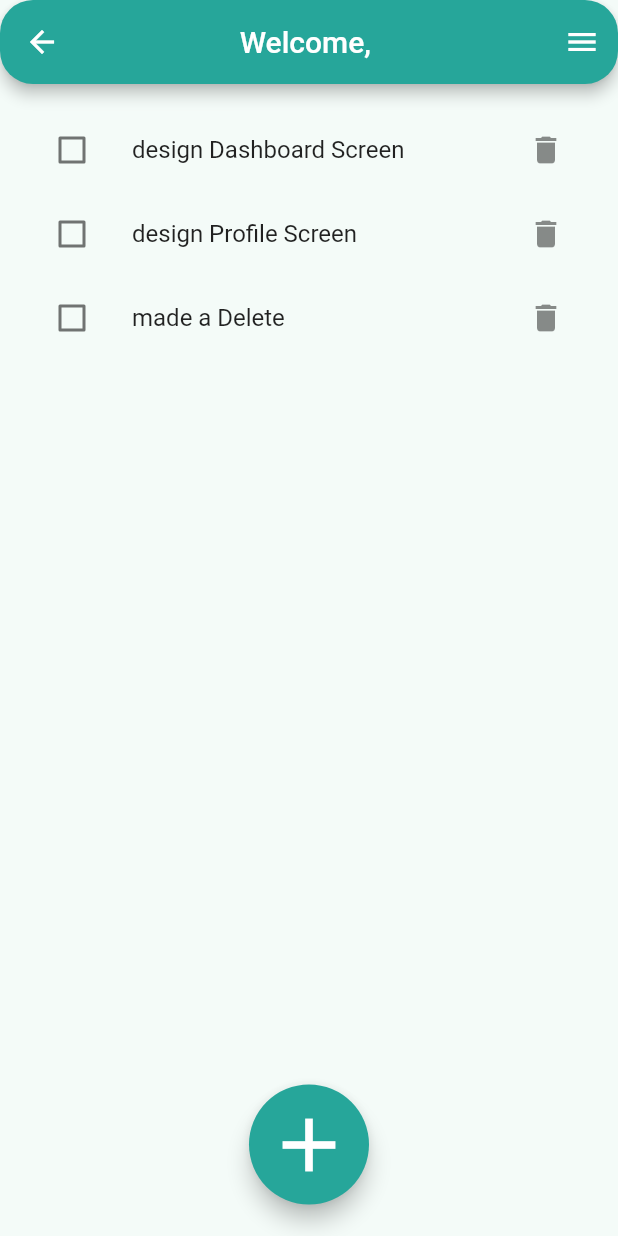
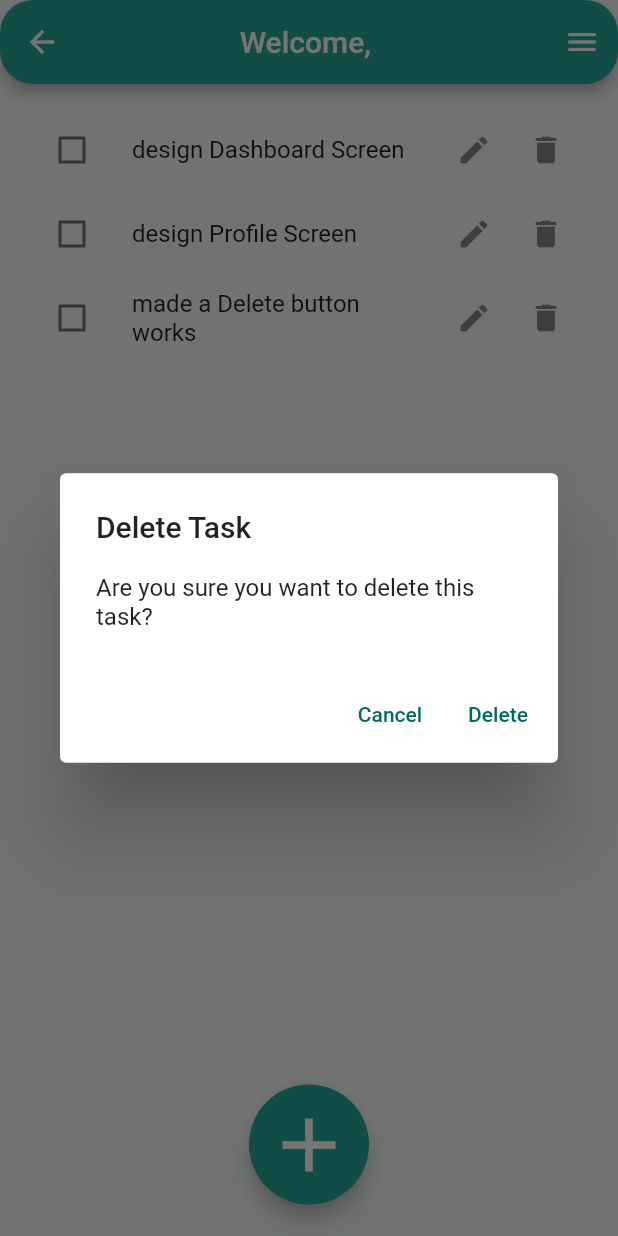
Before and after one commit to MayarALiP/tasks_organizer, a Flutter app: the MyTasksHome screen opened directly with empty values, after a tap on the "delete" icon, on a phone screen of 412 x 824 dp. Run offline on Flutter 3.47's test engine with Material 2 defaults, Android fonts, the phone set to English and light mode, and no system bars; our stand-ins replace shared_preferences; accounts and stored records are empty.

Commit message:
Final , but Editing problem

```diff
--- a/lib/model/task.dart
+++ b/lib/model/task.dart
@@ -1,5 +1,3 @@
-
-
 class Task{
   late final String name;
   late bool isDone ;
--- a/lib/model/task_data.dart
+++ b/lib/model/task_data.dart
@@ -1,16 +1,45 @@
+import 'dart:collection';
 import 'package:flutter/material.dart';
 import 'package:tasks_organizer/model/task.dart';
 
 class TaskData extends ChangeNotifier {
 
-  List<Task> tasks = [
+  // I made it a privet data to force myself not to access tasks.add or tasks.remove
+  // without the provider Listener !!
+  final List<Task> _tasks = [
     Task(name: "design Dashboard Screen"),
     Task(name: "design Profile Screen"),
-    Task(name: "made a Delete "),
+    Task(name: "made a Delete button works "),
   ];
 
+  UnmodifiableListView<Task> get tasks => UnmodifiableListView(_tasks);
+
   int get tasksCount {
-    return tasks.length ;
+    return _tasks.length ;
+  }
 
+  void addNewTask( String newTaskTitle) {
+    final task =Task(name: newTaskTitle);
+    _tasks.add(task);
+    notifyListeners();
   }
+
+  void taskStatus (Task task){
+    task.toggleDone();
+    notifyListeners();
+
 }
+
+  void taskDeleting (Task task) {
+    _tasks.remove(task);
+    notifyListeners();
+  }
+
+  void taskEditing(Task task, String newTitle) {
+     final index = _tasks.indexOf(task);
+    // if (index != -1) {
+      _tasks[index].name = newTitle;
+      notifyListeners();
+    }
+
+}
--- a/lib/my_costume_widgets/task_tile.dart
+++ b/lib/my_costume_widgets/task_tile.dart
@@ -1,34 +1,48 @@
 import 'package:flutter/material.dart';
 
 class TaskTile extends StatelessWidget {
- final  bool isChecked ;
- final String taskTitle ;
- final Function(bool?) checkboxCallback;
+  final bool isChecked;
+  final String taskTitle;
+  final Function(bool?) checkboxCallback;
+  final Function deleteTask;
+  final Function editTask;
 
- const TaskTile({required this.taskTitle,
-   required this.isChecked,
-   required this.checkboxCallback ,
-   super.key
- });
+  const TaskTile({
+    required this.taskTitle,
+    required this.isChecked,
+    required this.checkboxCallback,
+    required this.deleteTask,
+    required this.editTask,
+    super.key});
 
   @override
   Widget build(BuildContext context) {
     return ListTile(
       leading: Checkbox(
         activeColor: Colors.teal[400],
-        value: isChecked ,
-        onChanged:checkboxCallback,
-
+        value: isChecked,
+        onChanged: checkboxCallback,
       ),
-      title: Text(taskTitle,
+      title: Text(
+        taskTitle,
         style: TextStyle(
           decoration: isChecked ? TextDecoration.lineThrough : null,
         ),
       ),
-      trailing: IconButton(
-        icon: const Icon(Icons.delete),
-        onPressed: () {},
-      ),
+      trailing: Row(mainAxisSize: MainAxisSize.min, children: [
+        IconButton(
+          icon: const Icon(Icons.edit),
+          onPressed: () {
+            editTask () ;
+          },
+        ),
+        IconButton(
+          icon: const Icon(Icons.delete),
+          onPressed: () {
+            deleteTask();
+          },
+        ),
+      ]),
     );
   }
 }
--- a/lib/my_costume_widgets/tasks_list.dart
+++ b/lib/my_costume_widgets/tasks_list.dart
@@ -12,16 +12,86 @@ class TasksList extends StatelessWidget {
       builder: (context, taskData, child) {
         return ListView.builder(
           itemBuilder: (context, index) {
+            final currentTask = taskData.tasks[index];
+
+            void deleteTask() {
+              showDialog(
+                context: context,
+                builder: (context) {
+                  return AlertDialog(
+                    title: const Text('Delete Task'),
+                    content: const Text('Are you sure you want to delete this task?'),
+                    actions: <Widget>[
+                      TextButton(
+                        child: const Text('Cancel'),
+                        onPressed: () {
+                          Navigator.of(context).pop(); // Close the dialog
+                        },
+                      ),
+                      TextButton(
+                        child: const Text('Delete'),
+                        onPressed: () {
+                          taskData.taskDeleting(currentTask);
+                          Navigator.of(context).pop(); // Close the dialog
+                        },
+                      ),
+                    ],
+                  );
+                },
+              );
+            }
+
+            void editTask() {
+              // Initialize newTitle with the current task title
+              String newTitle = currentTask.name;
+
+              showDialog(
+                context: context,
+                builder: (context) {
+                  TextEditingController controller = TextEditingController(text: newTitle);
+                  return AlertDialog(
+                    title: const Text(
+                      'Edit Task Title',
+                      textAlign: TextAlign.center,
+                    ),
+                    content: TextField(
+                      controller: controller,
+                      autofocus: true,
+                      onChanged: (value) {
+                        newTitle = value;
+                        //check if the  Update newTitle when the user changes the text
+                        print(newTitle);
+                      },
+                    ),
+                    actions: <Widget>[
+                      TextButton(
+                        child: const Text('Save'),
+                        onPressed: () {
+                            taskData.taskEditing(currentTask, newTitle);
+                            // Close the dialog
+                            Navigator.of(context).pop();
+                        }, // onPressed
+                      ),
+                    ],
+                  );
+                },
+              );
+            }
+
+
             return TaskTile(
-                taskTitle: taskData.tasks[index].name,
-                isChecked: taskData.tasks[index].isDone,
-                checkboxCallback: (checkboxState) {
-                  // if (checkboxState != null) {
-                  //   setState(() {
-                  //     Provider.of<TaskData>(context).tasks[index].toggleDone() ;
-                  //   });
-                  // }
-                });
+              taskTitle: currentTask.name,
+              isChecked: currentTask.isDone,
+              checkboxCallback: (checkboxState) {
+                taskData.taskStatus(currentTask);
+              } ,
+              deleteTask : (){
+                deleteTask() ;
+                } ,
+              editTask: (){
+                editTask();
+              },
+            );
           },
           itemCount: taskData.tasksCount,
         );
--- a/lib/view/dashboard_screen.dart
+++ b/lib/view/dashboard_screen.dart
@@ -1,7 +1,6 @@
 import 'package:flutter/material.dart';
 import 'package:tasks_organizer/model/task.dart';
 import 'package:tasks_organizer/my_costume_widgets/dashboard_cards.dart';
-import 'package:provider/provider.dart';
 
 class DashboardScreen extends StatelessWidget {
   final List<Task> tasks;
--- a/lib/view/profile.dart
+++ b/lib/view/profile.dart
@@ -1,5 +1,4 @@
 import 'package:flutter/material.dart';
-import 'package:tasks_organizer/model/users.dart';
 
 class Profile extends StatelessWidget {
   final String firstName;
```
Also changed, not shown: lib/view/add_new_task.dart (+13 -7 lines), lib/view/home_screen.dart (+1 -6 lines).
